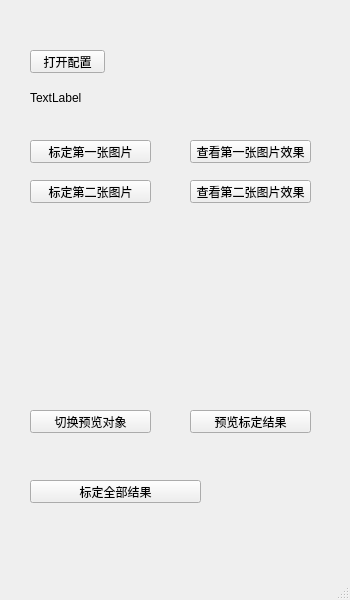
Old version of the form hellogl2/mainentrywindow.ui in the repository h005/myViewpoint.
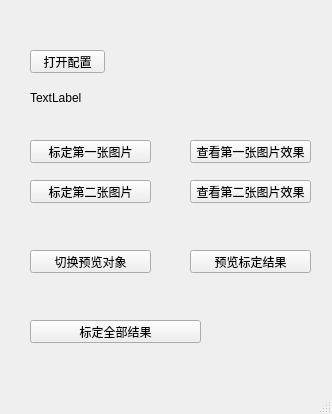
New version of the form.

The edit to the form file:
```diff
--- a/hellogl2/mainentrywindow.ui
+++ b/hellogl2/mainentrywindow.ui
@@ -6,8 +6,8 @@
    <rect>
     <x>0</x>
     <y>0</y>
-    <width>350</width>
-    <height>600</height>
+    <width>332</width>
+    <height>414</height>
    </rect>
   </property>
   <property name="windowTitle">
@@ -96,7 +96,7 @@
     <property name="geometry">
      <rect>
       <x>30</x>
-      <y>480</y>
+      <y>320</y>
       <width>171</width>
       <height>23</height>
      </rect>
@@ -109,7 +109,7 @@
     <property name="geometry">
      <rect>
       <x>30</x>
-      <y>410</y>
+      <y>250</y>
       <width>121</width>
       <height>23</height>
      </rect>
@@ -122,7 +122,7 @@
     <property name="geometry">
      <rect>
       <x>190</x>
-      <y>410</y>
+      <y>250</y>
       <width>121</width>
       <height>23</height>
      </rect>
```
Left out of the diff: 2 changed lines with no effect on the pictures.
